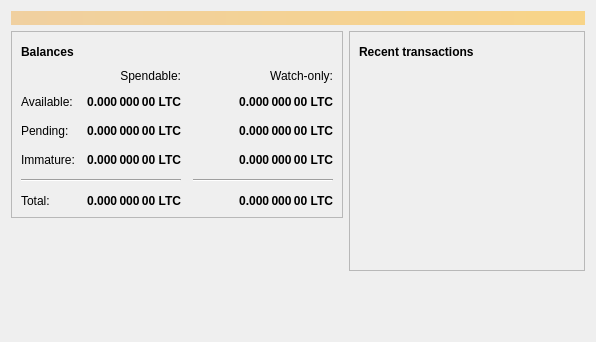
This is src/qt/forms/overviewpage.ui in dsmatilla/cuelgacoin as Qt 5 draws it before an edit. The edited form follows.
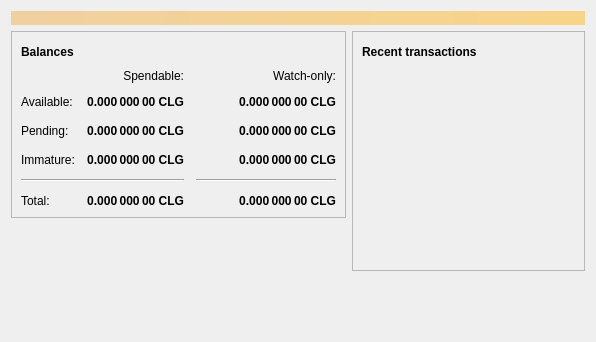
This is the edited form. Icons and pictures are not drawn.

Patch:
```diff
--- a/src/qt/forms/overviewpage.ui
+++ b/src/qt/forms/overviewpage.ui
@@ -129,7 +129,7 @@
                <string>Unconfirmed transactions to watch-only addresses</string>
               </property>
               <property name="text">
-               <string notr="true">0.000 000 00 LTC</string>
+               <string notr="true">0.000 000 00 CLG</string>
               </property>
               <property name="alignment">
                <set>Qt::AlignRight|Qt::AlignTrailing|Qt::AlignVCenter</set>
@@ -154,7 +154,7 @@
                <string>Total of transactions that have yet to be confirmed, and do not yet count toward the spendable balance</string>
               </property>
               <property name="text">
-               <string notr="true">0.000 000 00 LTC</string>
+               <string notr="true">0.000 000 00 CLG</string>
               </property>
               <property name="alignment">
                <set>Qt::AlignRight|Qt::AlignTrailing|Qt::AlignVCenter</set>
@@ -179,7 +179,7 @@
                <string>Mined balance in watch-only addresses that has not yet matured</string>
               </property>
               <property name="text">
-               <string notr="true">0.000 000 00 LTC</string>
+               <string notr="true">0.000 000 00 CLG</string>
               </property>
               <property name="alignment">
                <set>Qt::AlignRight|Qt::AlignTrailing|Qt::AlignVCenter</set>
@@ -237,7 +237,7 @@
                <string>Mined balance that has not yet matured</string>
               </property>
               <property name="text">
-               <string notr="true">0.000 000 00 LTC</string>
+               <string notr="true">0.000 000 00 CLG</string>
               </property>
               <property name="alignment">
                <set>Qt::AlignRight|Qt::AlignTrailing|Qt::AlignVCenter</set>
@@ -282,7 +282,7 @@
                <string>Your current total balance</string>
               </property>
               <property name="text">
-               <string notr="true">0.000 000 00 LTC</string>
+               <string notr="true">0.000 000 00 CLG</string>
               </property>
               <property name="alignment">
                <set>Qt::AlignRight|Qt::AlignTrailing|Qt::AlignVCenter</set>
@@ -307,7 +307,7 @@
                <string>Current total balance in watch-only addresses</string>
               </property>
               <property name="text">
-               <string notr="true">0.000 000 00 LTC</string>
+               <string notr="true">0.000 000 00 CLG</string>
               </property>
               <property name="alignment">
                <set>Qt::AlignRight|Qt::AlignTrailing|Qt::AlignVCenter</set>
@@ -349,7 +349,7 @@
                <string>Your current spendable balance</string>
               </property>
               <property name="text">
-               <string notr="true">0.000 000 00 LTC</string>
+               <string notr="true">0.000 000 00 CLG</string>
               </property>
               <property name="alignment">
                <set>Qt::AlignRight|Qt::AlignTrailing|Qt::AlignVCenter</set>
@@ -374,7 +374,7 @@
                <string>Your current balance in watch-only addresses</string>
               </property>
               <property name="text">
-               <string notr="true">0.000 000 00 LTC</string>
+               <string notr="true">0.000 000 00 CLG</string>
               </property>
               <property name="alignment">
                <set>Qt::AlignRight|Qt::AlignTrailing|Qt::AlignVCenter</set>
```
